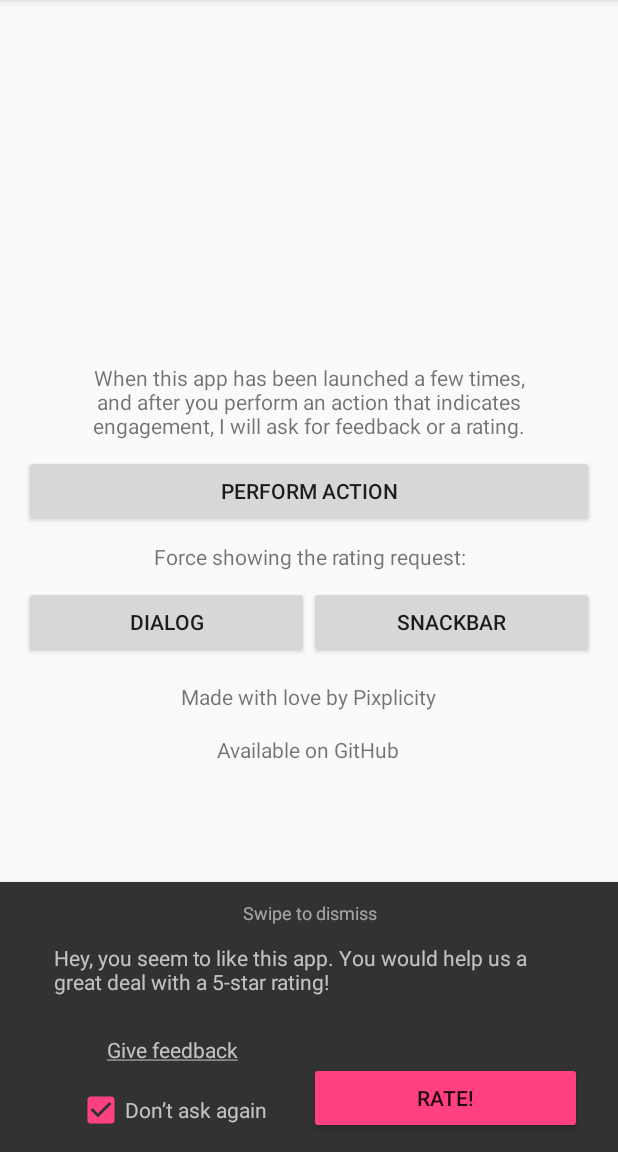
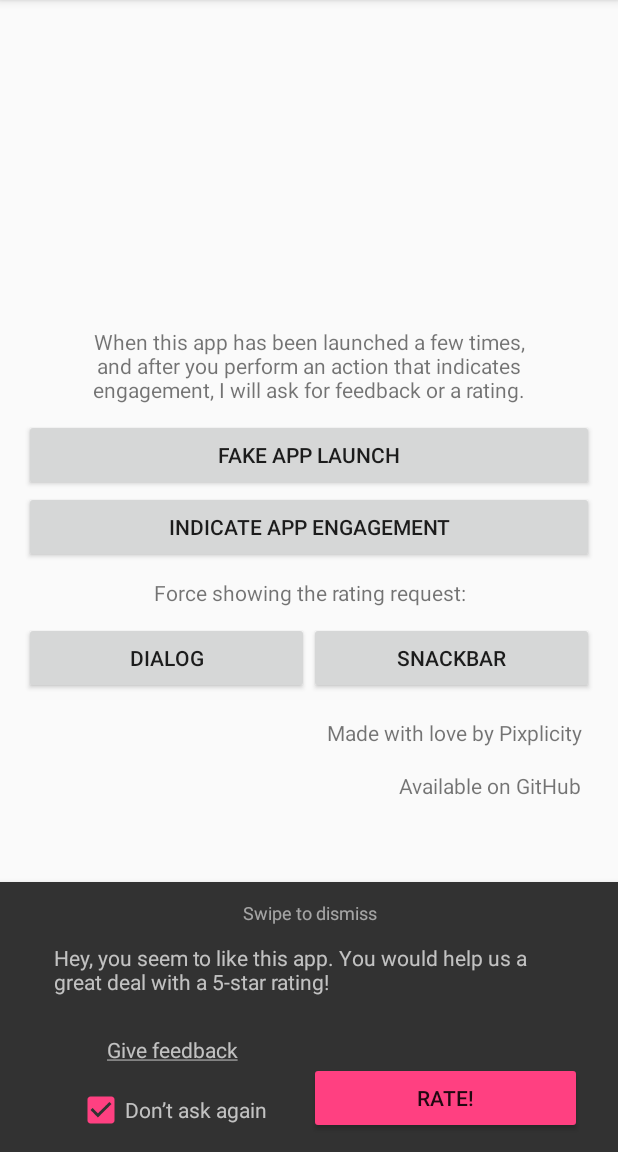
Before and after one commit to Pixplicity/gene-rate, an Android app: the screen it shows after launch (MainActivity), after a tap on "SNACKBAR", on a phone screen of 412 x 824 dp, the part 84-1236 px from its top. Run offline under Robolectric (Android 15) with nearby library versions, the phone set to English and light mode, and no system bars.

Commit message:
v1.1.7-9 [fix] reqyest would appear too often, and would not respect "don't show again" checkmark [add] getCount and getRemainingCount [mod] updated gradle plugin and wrapper [mod] more elaborate example app

```diff
--- a/app/src/main/java/com/pixplicity/generate/sample/MainActivity.java
+++ b/app/src/main/java/com/pixplicity/generate/sample/MainActivity.java
@@ -16,23 +16,22 @@
 
 package com.pixplicity.generate.sample;
 
+import android.annotation.SuppressLint;
 import android.content.Intent;
 import android.net.Uri;
 import android.os.Bundle;
 import android.support.v7.app.AppCompatActivity;
-import android.view.View;
-import android.view.View.OnClickListener;
 import android.view.ViewGroup;
 import android.widget.Button;
 import android.widget.TextView;
 import android.widget.Toast;
 
-import com.pixplicity.generate.OnFeedbackListener;
 import com.pixplicity.generate.Rate;
 
 public class MainActivity extends AppCompatActivity {
 
     private Rate mRateDialog, mRateBar;
+    private Toast mToast;
 
     @Override
     protected void onCreate(Bundle savedInstanceState) {
@@ -41,26 +40,13 @@ public class MainActivity extends AppCompatActivity {
 
         ViewGroup root = (ViewGroup) findViewById(R.id.activity_main);
         Button btAction = (Button) findViewById(R.id.bt_action);
+        Button btFake = (Button) findViewById(R.id.bt_fake);
         Button btTestDialog = (Button) findViewById(R.id.bt_test_dialog);
         Button btTestBar = (Button) findViewById(R.id.bt_test_bar);
-        btAction.setOnClickListener(new OnClickListener() {
-            @Override
-            public void onClick(View view) {
-                onActionPerformed();
-            }
-        });
-        btTestDialog.setOnClickListener(new OnClickListener() {
-            @Override
-            public void onClick(View view) {
-                onTestDialogClicked();
-            }
-        });
-        btTestBar.setOnClickListener(new OnClickListener() {
-            @Override
-            public void onClick(View view) {
-                onTestBarClicked();
-            }
-        });
+        btAction.setOnClickListener(view -> onActionPerformed());
+        btFake.setOnClickListener(view -> onAppLaunched());
+        btTestDialog.setOnClickListener(view -> onTestDialogClicked());
+        btTestBar.setOnClickListener(view -> onTestBarClicked());
 
         mRateDialog = new Rate.Builder(this)
                 .setTriggerCount(3)
@@ -71,48 +57,53 @@ public class MainActivity extends AppCompatActivity {
         mRateBar = new Rate.Builder(this)
                 .setMessage(R.string.please_rate_short)
                 .setMinimumInstallTime(0)
-                .setFeedbackAction(new OnFeedbackListener() {
-                    @Override
-                    public void onFeedbackTapped() {
-                        Toast.makeText(MainActivity.this, "Meh", Toast.LENGTH_SHORT).show();
-                    }
-                })
+                .setFeedbackAction(() -> Toast.makeText(MainActivity.this, "Meh", Toast.LENGTH_SHORT).show())
                 .setSnackBarParent(root)
                 .build();
 
         TextView tvMadeBy = (TextView) findViewById(R.id.tv_made_by);
-        tvMadeBy.setOnClickListener(new OnClickListener() {
-            @Override
-            public void onClick(View view) {
+        tvMadeBy.setOnClickListener(view -> {
             Intent intent = new Intent(Intent.ACTION_VIEW);
             intent.setData(Uri.parse(getString(R.string.pix_link)));
             intent.setFlags(Intent.FLAG_ACTIVITY_NEW_TASK);
             startActivity(intent);
-            }
         });
 
         TextView tvGitHub = (TextView) findViewById(R.id.tv_github);
-        tvGitHub.setOnClickListener(new OnClickListener() {
-            @Override
-            public void onClick(View view) {
+        tvGitHub.setOnClickListener(view -> {
             Intent intent = new Intent(Intent.ACTION_VIEW);
             intent.setData(Uri.parse(getString(R.string.github_link)));
             intent.setFlags(Intent.FLAG_ACTIVITY_NEW_TASK);
             startActivity(intent);
-            }
         });
     }
 
     @Override
     protected void onResume() {
         super.onResume();
-        mRateDialog.count();
+        onAppLaunched();
     }
 
     private void onActionPerformed() {
         if (!mRateDialog.showRequest()) {
-            Toast.makeText(this, "Launch the app a few more times", Toast.LENGTH_SHORT).show();
+            showRemainingCount();
         }
+    }
+
+    private void onAppLaunched() {
+        mRateDialog.count();
+        showRemainingCount();
+    }
+
+    @SuppressLint("ShowToast")
+    private synchronized void showRemainingCount() {
+        int count = mRateDialog.getRemainingCount();
+        String message = getResources().getQuantityString(R.plurals.toast_x_more_times, count, count);
+        if (mToast == null) {
+            mToast = Toast.makeText(this, message, Toast.LENGTH_SHORT);
+        }
+        mToast.setText(message);
+        mToast.show();
     }
 
     private void onTestDialogClicked() {
--- a/app/src/main/res/layout/activity_main.xml
+++ b/app/src/main/res/layout/activity_main.xml
@@ -1,5 +1,4 @@
-<?xml version="1.0" encoding="utf-8"?>
-<!--
+<?xml version="1.0" encoding="utf-8"?><!--
   ~ Copyright (c) 2017   Mathijs Lagerberg, Pixplicity BV
   ~
   ~ Licensed under the Apache License, Version 2.0 (the "License");
@@ -14,10 +13,9 @@
   ~ See the License for the specific language governing permissions and
   ~ limitations under the License.
   -->
-<android.support.design.widget.CoordinatorLayout
+<android.support.design.widget.CoordinatorLayout xmlns:android="http://schemas.android.com/apk/res/android"
+    xmlns:tools="http://schemas.android.com/tools"
     android:id="@+id/activity_main"
-    xmlns:android="http://schemas.android.com/apk/res/android"
-    xmlns:tools="http://schemas.android.com/tools"
     android:layout_width="match_parent"
     android:layout_height="match_parent">
 
@@ -39,13 +37,19 @@
             android:layout_marginLeft="40dp"
             android:layout_marginRight="40dp"
             android:gravity="center"
-            android:text="When this app has been launched a few times, and after you perform an action that indicates engagement, I will ask for feedback or a rating."/>
+            android:text="When this app has been launched a few times, and after you perform an action that indicates engagement, I will ask for feedback or a rating." />
+
+        <Button
+            android:id="@+id/bt_fake"
+            android:layout_width="match_parent"
+            android:layout_height="wrap_content"
+            android:text="Fake app launch" />
 
         <Button
             android:id="@+id/bt_action"
             android:layout_width="match_parent"
             android:layout_height="wrap_content"
-            android:text="Perform action"/>
+            android:text="Indicate app engagement" />
 
         <TextView
             android:layout_width="wrap_content"
@@ -55,7 +59,7 @@
             android:layout_marginRight="40dp"
             android:layout_marginTop="10dp"
             android:gravity="center"
-            android:text="Force showing the rating request:"/>
+            android:text="Force showing the rating request:" />
 
         <LinearLayout
             android:layout_width="match_parent"
@@ -67,37 +71,37 @@
                 android:layout_width="0dp"
                 android:layout_height="wrap_content"
                 android:layout_weight="1"
-                android:text="Dialog"/>
+                android:text="Dialog" />
 
             <Button
                 android:id="@+id/bt_test_bar"
                 android:layout_width="0dp"
                 android:layout_height="wrap_content"
                 android:layout_weight="1"
-                android:text="SnackBar"/>
+                android:text="SnackBar" />
         </LinearLayout>
 
         <TextView
             android:id="@+id/tv_made_by"
             android:layout_width="wrap_content"
             android:layout_height="wrap_content"
-            android:layout_gravity="center_horizontal"
+            android:layout_gravity="end|center_vertical"
             android:layout_marginTop="8dp"
             android:autoLink="all"
             android:background="?android:selectableItemBackground"
             android:padding="8dp"
-            android:text="@string/made_by"/>
+            android:text="@string/made_by" />
 
         <TextView
             android:id="@+id/tv_github"
             android:layout_width="wrap_content"
             android:layout_height="wrap_content"
-            android:layout_gravity="center_horizontal"
+            android:layout_gravity="end|center_vertical"
             android:layout_marginBottom="8dp"
             android:autoLink="all"
             android:background="?android:selectableItemBackground"
             android:clickable="true"
             android:padding="8dp"
-            android:text="@string/github"/>
+            android:text="@string/github" />
     </LinearLayout>
 </android.support.design.widget.CoordinatorLayout>
--- a/app/src/main/res/values/strings.xml
+++ b/app/src/main/res/values/strings.xml
@@ -20,4 +20,9 @@
     <string name="made_by">Made with love by <a>Pixplicity</a></string>
     <string name="github_link">https://github.com/Pixplicity/gene-rate/</string>
     <string name="github">Available on <a>GitHub</a></string>
+    <plurals name="toast_x_more_times">
+        <item quantity="one">Launch the app %d more time</item>
+        <item quantity="other">Launch the app %d more times</item>
+    </plurals>
+
 </resources>
--- a/build.gradle
+++ b/build.gradle
@@ -22,7 +22,7 @@ buildscript {
         google()
     }
     dependencies {
-        classpath 'com.android.tools.build:gradle:3.0.0-alpha6'
+        classpath 'com.android.tools.build:gradle:3.0.0-beta5'
         // Code checks
         classpath 'com.noveogroup.android:check:1.2.4'
         // used to generate a POM file
@@ -51,8 +51,8 @@ task clean(type: Delete) {
 
 ext.versions = [
 
-        versionCode: 8,
-        versionName: '1.1.6',
+        versionCode: 9,
+        versionName: '1.1.7',
         // Libs & tools
         minSdk     : 14,
         targetSdk  : 26,
--- a/library/src/main/java/com/pixplicity/generate/Rate.java
+++ b/library/src/main/java/com/pixplicity/generate/Rate.java
@@ -116,13 +116,18 @@ public final class Rate {
      */
     @NonNull
     public Rate count() {
+        return increment(false);
+    }
+
+    @NonNull
+    private Rate increment(final boolean force) {
         Editor editor = mPrefs.edit();
         // Get current launch count
-        int count = mPrefs.getInt(KEY_INT_LAUNCH_COUNT, 0);
+        int count = getCount();
         // Increment, but only when we're not on a launch point. Otherwise we could miss
         // it when .count and .showRequest calls are not called exactly alternated
-        if (count != mTriggerCount
-                && (count - mTriggerCount) % DEFAULT_REPEAT_COUNT != 0) {
+        final boolean isAtLaunchPoint = getRemainingCount() == 0;
+        if (force || !isAtLaunchPoint) {
             count++;
         }
         editor.putInt(KEY_INT_LAUNCH_COUNT, count).apply();
@@ -132,6 +137,35 @@ public final class Rate {
         }
         editor.apply();
         return this;
+    }
+
+    /**
+     * Returns how often The Action has been performed, ever. This is usually the app launch event.
+     *
+     * @return Number of times the app was launched.
+     */
+    private int getCount() {
+        return mPrefs.getInt(KEY_INT_LAUNCH_COUNT, 0);
+    }
+
+    /**
+     * Returns how many more times the trigger action should be performed before it triggers the
+     * rating request. This can be either the first request or consequent requests after dismissing
+     * previous ones. This method does NOT consider if the request will be shown at all, e.g. when
+     * "don't ask again" was checked.
+     * <p>
+     * If this method returns `0` (zero), the next call to {@link #showRequest()} will show the dialog.
+     * </p>
+     *
+     * @return Remaining count before the next request is triggered.
+     */
+    public int getRemainingCount() {
+        int count = getCount();
+        if (count < mTriggerCount) {
+            return mTriggerCount - count;
+        } else {
+            return (DEFAULT_REPEAT_COUNT - ((count - mTriggerCount) % DEFAULT_REPEAT_COUNT)) % DEFAULT_REPEAT_COUNT;
+        }
     }
 
     /**
@@ -152,13 +186,12 @@ public final class Rate {
      * @see Builder#setSnackBarParent(ViewGroup)
      */
     public boolean showRequest() {
-        final int count = mPrefs.getInt(KEY_INT_LAUNCH_COUNT, 0);
         final boolean asked = mPrefs.getBoolean(KEY_BOOL_ASKED, false);
         final long firstLaunch = mPrefs.getLong(KEY_LONG_FIRST_LAUNCH, 0);
-        final boolean shouldShowRequest = (count == mTriggerCount
-                || (count - mTriggerCount) % DEFAULT_REPEAT_COUNT == 0)
-                && !asked
-                && System.currentTimeMillis() > firstLaunch + mMinInstallTime;
+        final boolean shouldShowRequest =
+                getRemainingCount() == 0
+                        && !asked
+                        && System.currentTimeMillis() > firstLaunch + mMinInstallTime;
         if (shouldShowRequest && canRateApp()) {
             showRatingRequest();
         }
@@ -201,6 +234,7 @@ public final class Rate {
     }
 
     private void showRatingRequest() {
+        increment(true);
         if (mParentView == null) {
             showRatingDialog();
         } else {
@@ -215,22 +249,23 @@ public final class Rate {
         Snackbar.SnackbarLayout layout = (Snackbar.SnackbarLayout) snackbar.getView();
 
         // Hide default text
-        TextView textView = (TextView) layout.findViewById(android.support.design.R.id.snackbar_text);
+        TextView textView = layout.findViewById(android.support.design.R.id.snackbar_text);
         textView.setVisibility(View.INVISIBLE);
 
         // Inflate our custom view
         final LayoutInflater inflater = (LayoutInflater) mContext.getSystemService(Context.LAYOUT_INFLATER_SERVICE);
+        assert inflater != null;
         @SuppressLint("InflateParams")
         View snackView = inflater.inflate(R.layout.in_snackbar, null);
         // Configure the view
-        TextView tvMessage = (TextView) snackView.findViewById(R.id.text);
+        TextView tvMessage = snackView.findViewById(R.id.text);
         tvMessage.setText(mMessage);
-        final CheckBox checkBox = (CheckBox) snackView.findViewById(R.id.cb_never);
+        final CheckBox checkBox = snackView.findViewById(R.id.cb_never);
         checkBox.setText(mTextNever);
         checkBox.setChecked(DEFAULT_CHECKED);
-        final Button btFeedback = (Button) snackView.findViewById(R.id.bt_negative);
+        final Button btFeedback = snackView.findViewById(R.id.bt_negative);
         btFeedback.setPaintFlags(btFeedback.getPaintFlags() | Paint.UNDERLINE_TEXT_FLAG);
-        final Button btRate = (Button) snackView.findViewById(R.id.bt_positive);
+        final Button btRate = snackView.findViewById(R.id.bt_positive);
         snackView.findViewById(R.id.tv_swipe).setVisibility(
                 mSnackBarSwipeToDismiss ? View.VISIBLE : View.GONE);
 
@@ -280,11 +315,12 @@ public final class Rate {
             inflater = (LayoutInflater) mContext.getSystemService(Context.LAYOUT_INFLATER_SERVICE);
         }
 
+        assert inflater != null;
         @SuppressLint("InflateParams") final ViewGroup layout = (ViewGroup) inflater.inflate(R.layout.in_dialog, null);
-        final CheckBox checkBox = (CheckBox) layout.findViewById(R.id.cb_never);
+        final CheckBox checkBox = layout.findViewById(R.id.cb_never);
         checkBox.setText(mTextNever);
         checkBox.setChecked(DEFAULT_CHECKED);
-        final Button btFeedback = (Button) layout.findViewById(R.id.bt_negative);
+        final Button btFeedback = layout.findViewById(R.id.bt_negative);
         btFeedback.setPaintFlags(btFeedback.getPaintFlags() | Paint.UNDERLINE_TEXT_FLAG);
 
         // Build dialog with positive and cancel buttons
@@ -386,7 +422,7 @@ public final class Rate {
         mPrefs.edit().putBoolean(KEY_BOOL_ASKED, true).apply();
     }
 
-    @SuppressWarnings({"unused", "WeakerAccess"})
+    @SuppressWarnings({"unused", "WeakerAccess", "SameParameterValue"})
     public static class Builder {
 
         private final Rate mRate;
--- a/library/src/main/res/values/strings.xml
+++ b/library/src/main/res/values/strings.xml
@@ -17,7 +17,7 @@
 <resources>
     <string name="app_name">Gene-rate</string>
     <string name="please_rate">Hey there! You seem to like this app, would you mind visiting the Play Store and give a rating? It would help us a great deal!
-    \n\nIf instead you hate this app, we would love to hear your feedback and improve. Thanks!</string>
+    \n\nIf instead you hate this app, we would love to hear your feedback so we can improve. Thanks!</string>
     <string name="please_rate_short">Hey, you seem to like this app. You would help us a great deal with a 5-star rating!</string>
     <string name="button_yes">Rate!</string>
     <string name="button_no">No thanks</string>
```
Also changed, not shown: gradle/wrapper/gradle-wrapper.properties, 1 other file. Lines whose indentation alone changed are shown as unchanged.
